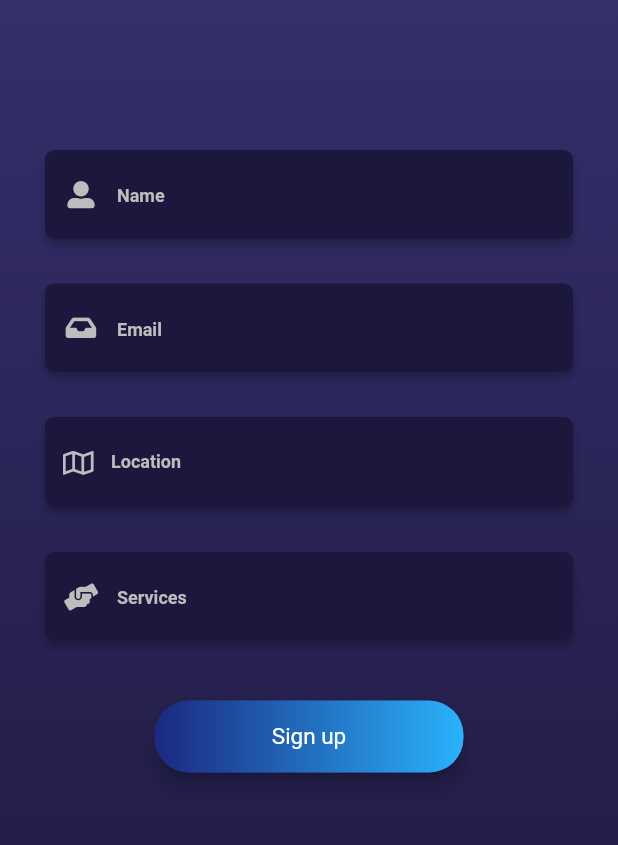
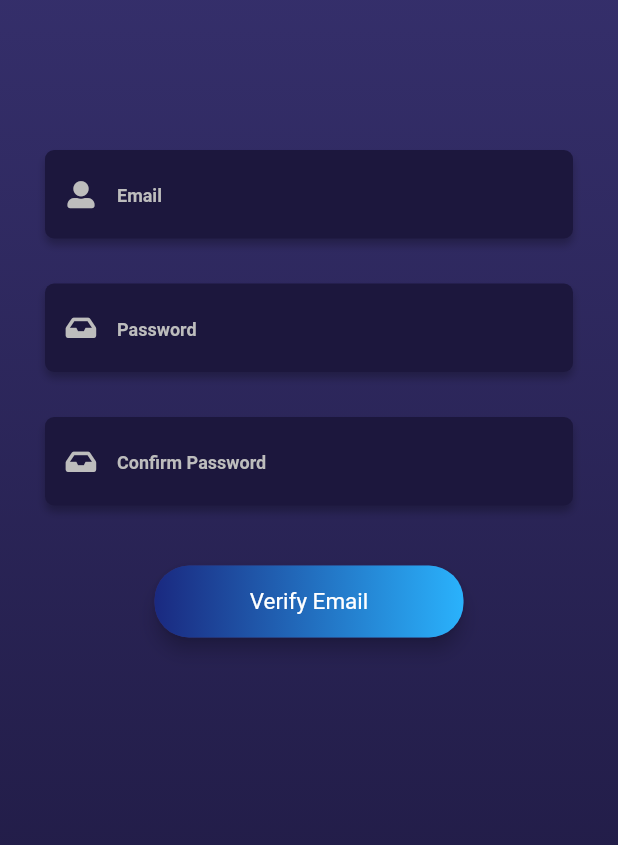
Before and after one commit to Developer-Student-Clubs-MMDU/ekjut, a Flutter app: the screen it shows after launch, tab 2 chosen, on a phone screen of 412 x 824 dp, the part 72-917 px from its top. Run offline on Flutter 3.47's test engine with Material 2 defaults, Android fonts, the phone set to English and light mode, and no system bars; our stand-ins replace cloud_firestore, firebase_auth, firebase_core, flutter_map, fluttertoast, font_awesome_flutter and 3 more; missing offline and left inert: here_sdk; accounts and stored records are empty.

Commit message:
email verification

```diff
--- a/lib/api/changing_location.dart
+++ b/lib/api/changing_location.dart
@@ -1,4 +1,4 @@
-// ignore_for_file: unused_import
+// ignore_for_file: unused_import, avoid_print
 
 import 'package:flutter/cupertino.dart';
 import 'package:provider/provider.dart';
@@ -15,9 +15,9 @@ class ChangeLocation extends ChangeNotifier {
   latLng.LatLng destinationPosition = latLng.LatLng(28.6697905, 77.3439278);
   latLng.LatLng helpPosition = latLng.LatLng(28.6697905, 77.3439278);
 
-  afterAddHelp(){
+  afterAddHelp() {
     helpPos = '';
-    helpPosition = latLng.LatLng(28.6697905, 77.3439278);;
+    helpPosition = latLng.LatLng(28.6697905, 77.3439278);
   }
 
   getUserLocation(latLng.LatLng pos) {
--- a/lib/api/helps.dart
+++ b/lib/api/helps.dart
@@ -1,3 +1,5 @@
+// ignore_for_file: avoid_print
+
 import 'package:flutter/widgets.dart';
 import 'package:geolocator/geolocator.dart';
 import 'package:latlong2/latlong.dart' as latLng;
--- a/lib/main.dart
+++ b/lib/main.dart
@@ -1,4 +1,5 @@
 import 'package:ekjut/api/helps.dart';
+import 'package:ekjut/pages/verify_email_page.dart';
 import 'package:firebase_auth/firebase_auth.dart';
 import 'package:firebase_core/firebase_core.dart';
 import 'package:ekjut/api/changing_location.dart';
@@ -38,7 +39,9 @@ class MyApp extends StatelessWidget {
       home: StreamBuilder<User?>(
           stream: FirebaseAuth.instance.authStateChanges(),
           builder: (context, snapshot) {
-            return snapshot.hasData ? const HomeScreen() : const MyHomePage();
+            return snapshot.hasData
+                ? const VerifyEmailPage()
+                : const MyHomePage();
           }),
     );
   }
--- a/lib/pages/get_location.dart
+++ b/lib/pages/get_location.dart
@@ -17,7 +17,7 @@ import 'package:here_sdk/routing.dart';
 class GetMyLocation extends StatefulWidget {
   final List<double> list;
 
-  GetMyLocation({required this.list});
+  const GetMyLocation({Key? key, required this.list}) : super(key: key);
 
   @override
   _GetMyLocationState createState() => _GetMyLocationState();
--- a/lib/pages/homepage.dart
+++ b/lib/pages/homepage.dart
@@ -4,8 +4,6 @@
 
 import 'package:ekjut/api/changing_location.dart';
 import 'package:ekjut/api/helps.dart';
-import 'package:ekjut/models/services.dart';
-import 'package:ekjut/models/services.dart';
 import 'package:ekjut/models/services.dart';
 import 'package:ekjut/pages/home_pages.dart';
 import 'package:ekjut/pages/map.dart';
--- a/lib/pages/register_page.dart
+++ b/lib/pages/register_page.dart
@@ -36,7 +36,7 @@ class _MyHomePageState extends State<MyHomePage> with TickerProviderStateMixin {
       setState(() {
         _index = index;
         _controller.index = _index;
-        print("///////////////${_index}");
+        print("///////////////$_index");
       });
     }
     // _controller.addListener(() {
--- a/lib/pages/signup_page.dart
+++ b/lib/pages/signup_page.dart
@@ -1,13 +1,11 @@
-import 'package:ekjut/api/changing_location.dart';
-import 'package:ekjut/pages/get_location.dart';
-import 'package:ekjut/pages/get_timings.dart';
+// ignore_for_file: avoid_print
+
 import 'package:ekjut/wigets/button.dart';
 import 'package:ekjut/wigets/input.dart';
-import 'package:ekjut/wigets/userlocation.dart';
+import 'package:firebase_auth/firebase_auth.dart';
 import 'package:flutter/material.dart';
 import 'package:fluttertoast/fluttertoast.dart';
 import 'package:font_awesome_flutter/font_awesome_flutter.dart';
-import 'package:provider/src/provider.dart';
 
 class SignupScreen extends StatefulWidget {
   const SignupScreen({Key? key}) : super(key: key);
@@ -17,19 +15,9 @@ class SignupScreen extends StatefulWidget {
 }
 
 class _SignupScreenState extends State<SignupScreen> {
-  // for entering location of user into list
-  List<double> list = [];
-
-  // calling get location function for taking user's location as input
-  void getlocation() async {
-    UserLocation location = UserLocation();
-    list = await location.getUserLocation();
-  }
-
   @override
   void initState() {
     super.initState();
-    getlocation();
   }
 
   @override
@@ -37,9 +25,41 @@ class _SignupScreenState extends State<SignupScreen> {
     final _height = MediaQuery.of(context).size.height;
     final _width = MediaQuery.of(context).size.width;
     final _emailcontroller = TextEditingController();
-    final _namedcontroller = TextEditingController();
+    final _passwordcontroller = TextEditingController();
     // final _locationdcontroller = TextEditingController();
-    final _servivecontroller = TextEditingController();
+    final _confirmpasswordcontroller = TextEditingController();
+    Future signup() async {
+      print("button pressed");
+
+      if (_passwordcontroller.text.trim() ==
+          _confirmpasswordcontroller.text.trim()) {
+        try {
+          await FirebaseAuth.instance.createUserWithEmailAndPassword(
+              email: _emailcontroller.text.trim(),
+              password: _confirmpasswordcontroller.text.trim());
+        } catch (e) {
+          Fluttertoast.showToast(
+              msg: "Password should be at least 6 characters",
+              toastLength: Toast.LENGTH_SHORT,
+              gravity: ToastGravity.CENTER,
+              timeInSecForIosWeb: 1,
+              backgroundColor: Colors.red,
+              textColor: Colors.white,
+              fontSize: 16.0);
+
+          print(e);
+        }
+      } else {
+        Fluttertoast.showToast(
+            msg: "Confirm Password is incorrect",
+            toastLength: Toast.LENGTH_SHORT,
+            gravity: ToastGravity.CENTER,
+            timeInSecForIosWeb: 1,
+            backgroundColor: Colors.red,
+            textColor: Colors.white,
+            fontSize: 16.0);
+      }
+    }
 
     return Container(
       width: _width,
@@ -50,164 +70,33 @@ class _SignupScreenState extends State<SignupScreen> {
           const SizedBox(height: 100),
           InputWidget(
             icon: FontAwesomeIcons.userAlt,
-            label: "Name",
-            controller: _namedcontroller,
+            label: "Email",
+            controller: _emailcontroller,
           ),
           const SizedBox(height: 30),
           InputWidget(
             icon: FontAwesomeIcons.inbox,
-            label: "Email",
-            controller: _emailcontroller,
-          ),
-          const SizedBox(height: 30),
-          GestureDetector(
-            onTap: () {
-              if (list.isEmpty) {
-                Fluttertoast.showToast(
-                    msg: "We are enable to detect your location");
-                return;
-                // print('empty');
-              }
-              Navigator.push(
-                context,
-                MaterialPageRoute(
-                  builder: (context) => GetMyLocation(
-                    list: list,
-                  ),
-                ),
-              );
-            },
-            child: context.watch<ChangeLocation>().foundLocation
-                ? Column(
-                    children: [
-                      Container(
-                        height: 60,
-                        width: double.maxFinite,
-                        decoration: BoxDecoration(
-                          borderRadius: BorderRadius.circular(6.0),
-                          color: const Color(0xFF1C173D),
-                          boxShadow: [
-                            BoxShadow(
-                              color: Colors.black.withOpacity(0.25),
-                              spreadRadius: 0,
-                              blurRadius: 4,
-                              offset: const Offset(0, 4),
-                            ),
-                          ],
-                        ),
-                        child: Padding(
-                          padding: const EdgeInsets.all(12.0),
-                          child: Row(
-                            children: [
-                              Icon(
-                                FontAwesomeIcons.map,
-                                size: 18,
-                                color: Colors.grey[400],
-                              ),
-                              const SizedBox(width: 14),
-                              Text(
-                                context.watch<ChangeLocation>().source,
-                                style: TextStyle(
-                                    color: Colors.grey[400],
-                                    fontFamily: "Roboto",
-                                    fontWeight: FontWeight.w700,
-                                    fontSize: 12),
-                              )
-                            ],
-                          ),
-                        ),
-                      ),
-                      const SizedBox(
-                        height: 10.0,
-                      ),
-                      Container(
-                        height: 60,
-                        width: double.maxFinite,
-                        decoration: BoxDecoration(
-                          borderRadius: BorderRadius.circular(6.0),
-                          color: const Color(0xFF1C173D),
-                          boxShadow: [
-                            BoxShadow(
-                              color: Colors.black.withOpacity(0.25),
-                              spreadRadius: 0,
-                              blurRadius: 4,
-                              offset: const Offset(0, 4),
-                            ),
-                          ],
-                        ),
-                        child: Padding(
-                          padding: const EdgeInsets.all(12.0),
-                          child: Row(
-                            children: [
-                              Icon(
-                                FontAwesomeIcons.map,
-                                size: 18,
-                                color: Colors.grey[400],
-                              ),
-                              const SizedBox(width: 14),
-                              Text(
-                                context.watch<ChangeLocation>().destination,
-                                style: TextStyle(
-                                    color: Colors.grey[400],
-                                    fontFamily: "Roboto",
-                                    fontWeight: FontWeight.w700,
-                                    fontSize: 12),
-                              )
-                            ],
-                          ),
-                        ),
-                      ),
-                    ],
-                  )
-                : Container(
-                    height: 60,
-                    width: double.maxFinite,
-                    decoration: BoxDecoration(
-                      borderRadius: BorderRadius.circular(6.0),
-                      color: const Color(0xFF1C173D),
-                      boxShadow: [
-                        BoxShadow(
-                          color: Colors.black.withOpacity(0.25),
-                          spreadRadius: 0,
-                          blurRadius: 4,
-                          offset: const Offset(0, 4),
-                        ),
-                      ],
-                    ),
-                    child: Padding(
-                      padding: const EdgeInsets.all(12.0),
-                      child: Row(
-                        children: [
-                          Icon(
-                            FontAwesomeIcons.map,
-                            size: 18,
-                            color: Colors.grey[400],
-                          ),
-                          const SizedBox(width: 14),
-                          Text(
-                            "Location",
-                            style: TextStyle(
-                                color: Colors.grey[400],
-                                fontFamily: "Roboto",
-                                fontWeight: FontWeight.w700,
-                                fontSize: 12),
-                          )
-                        ],
-                      ),
-                    ),
-                  ),
+            label: "Password",
+            controller: _passwordcontroller,
           ),
           const SizedBox(height: 30),
           InputWidget(
-            icon: FontAwesomeIcons.handsHelping,
-            label: "Services",
-            controller: _servivecontroller,
+            icon: FontAwesomeIcons.inbox,
+            label: "Confirm Password",
+            controller: _confirmpasswordcontroller,
           ),
           const SizedBox(height: 40),
           ButtonWidget(
             width: _width * 0.5,
-            label: "Sign up",
-            onPress: () {},
+            label: "Verify Email",
+            onPress: () {
+              try {
+                print("siging up...");
+                signup();
+              } catch (e) {
+                print(e);
+              }
+            },
           ),
         ],
       ),
--- a/pubspec.yaml
+++ b/pubspec.yaml
@@ -40,11 +40,11 @@ dependencies:
   flutter_map: ^0.14.0
   latlong2: ^0.8.0
   http: ^0.13.3
-  fluttertoast: ^8.0.8
   provider: ^6.0.1
   flutter_keyboard_visibility: ^5.1.1
   cloud_firestore: ^3.1.8
   firebase_auth: ^3.3.4
+  fluttertoast: ^8.0.9
 
   here_sdk:
     path: plugins/here_sdk
```
Also changed, not shown: lib/pages/get_timings.dart (+10 -2 lines), lib/pages/make_profile_page.dart (added, +226 -0 lines), lib/pages/verify_email_page.dart (added, +88 -0 lines), pubspec.lock, 1 other file.
